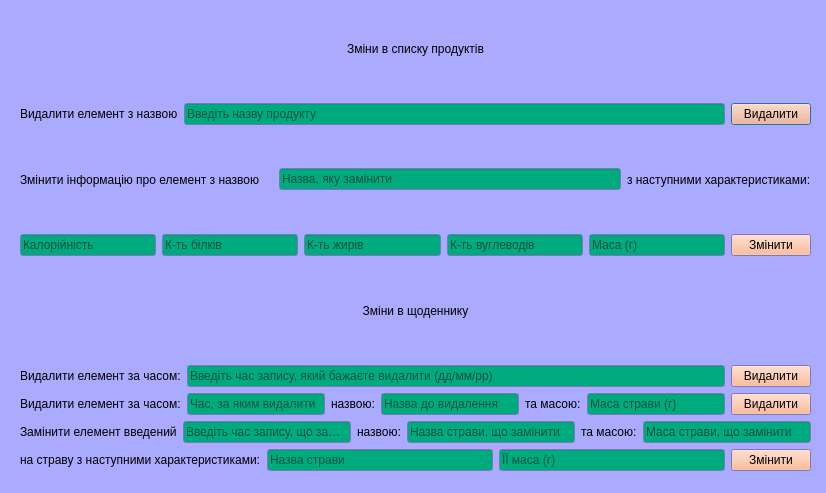
First picture: the form in foodchangeinfo.ui, repository Stalkeroid13/Health_statistic, before the edit.
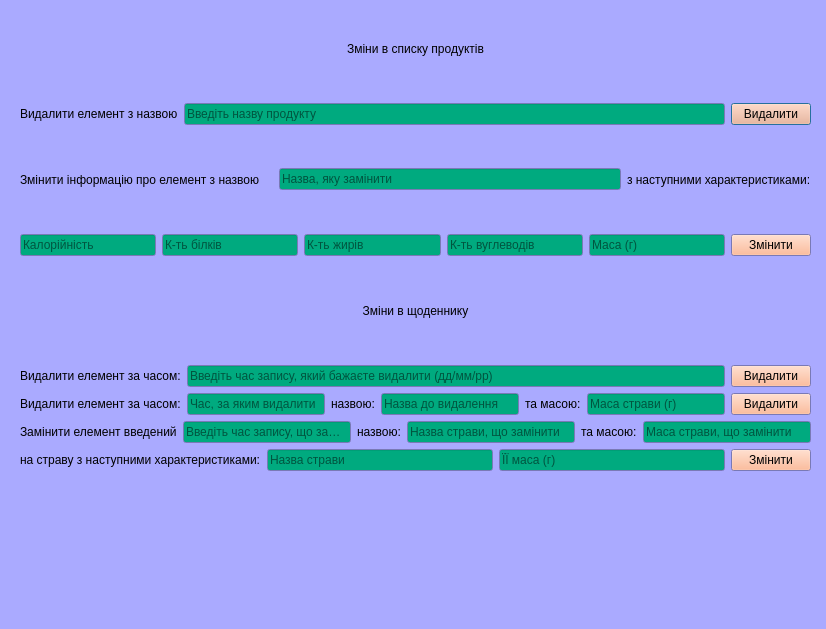
Second picture: the form after the edit.

```diff
--- a/foodchangeinfo.ui
+++ b/foodchangeinfo.ui
@@ -7,7 +7,7 @@
     <x>0</x>
     <y>0</y>
     <width>826</width>
-    <height>493</height>
+    <height>629</height>
    </rect>
   </property>
   <property name="palette">
```
Left out of the diff: 2 changed lines with no effect on the pictures.
